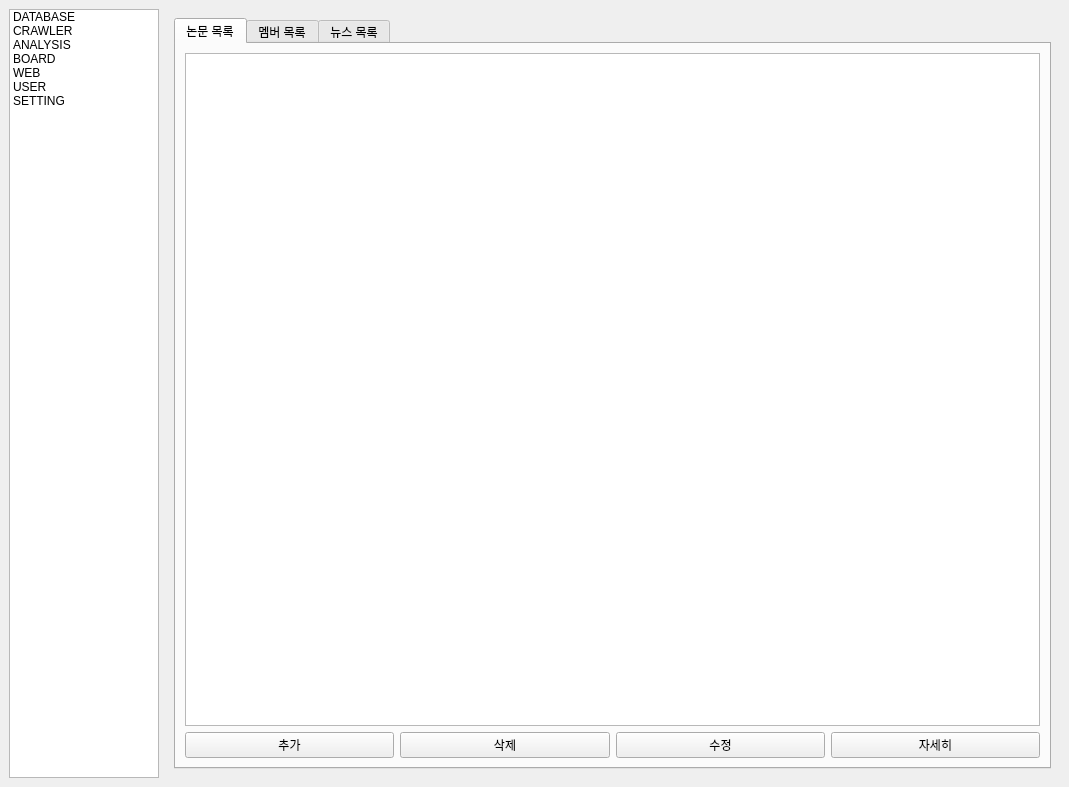
First picture: the form in manager/app/assets/gui.ui, repository yojun313/knpu, before the edit.
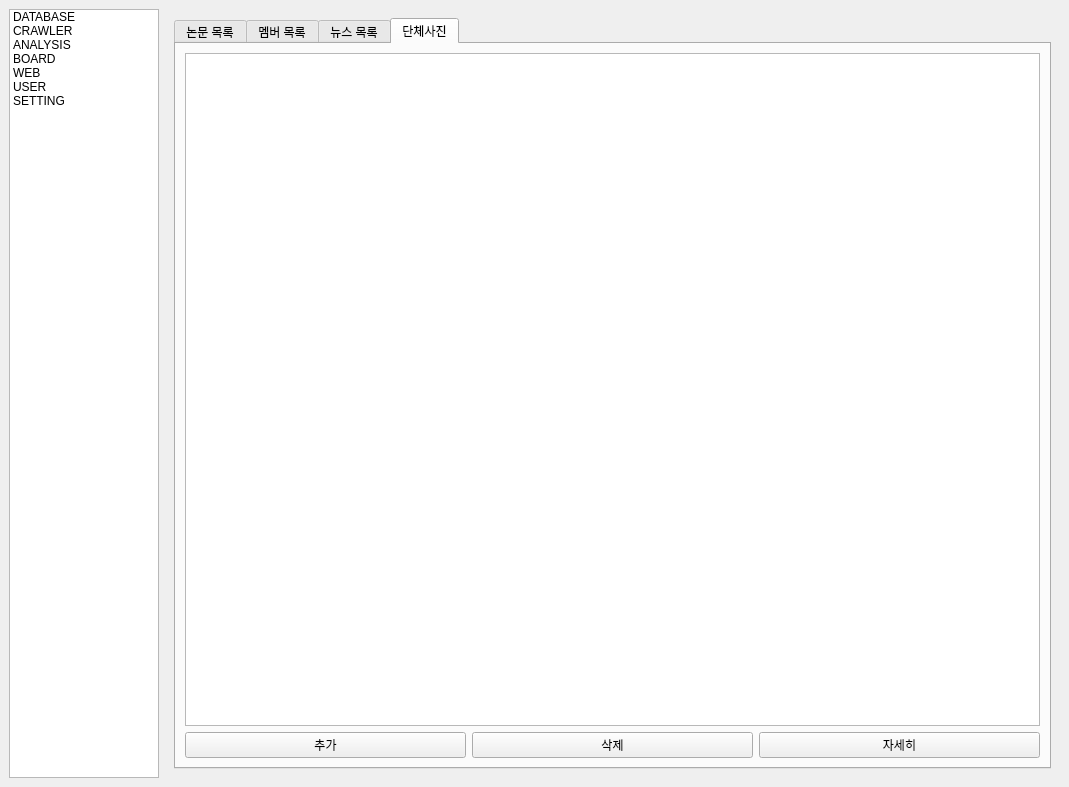
Second picture: the form after the edit. The open tabs and pages were chosen to show the change.

What changed in the file:
```diff
--- a/manager/app/assets/gui.ui
+++ b/manager/app/assets/gui.ui
@@ -518,6 +518,41 @@
             </item>
            </layout>
           </widget>
+          <widget class="QWidget" name="tab_groupphotos">
+           <attribute name="title">
+            <string>단체사진</string>
+           </attribute>
+           <layout class="QVBoxLayout" name="verticalLayout_tab_1">
+            <item>
+             <widget class="QTableWidget" name="web_groupphotos_tableWidget"/>
+            </item>
+            <item>
+             <layout class="QHBoxLayout" name="horizontalLayout_5">
+              <item>
+               <widget class="QPushButton" name="web_addgroupphoto_button">
+                <property name="text">
+                 <string>추가</string>
+                </property>
+               </widget>
+              </item>
+              <item>
+               <widget class="QPushButton" name="web_deletegroupphoto_button">
+                <property name="text">
+                 <string>삭제</string>
+                </property>
+               </widget>
+              </item>
+              <item>
+               <widget class="QPushButton" name="web_viewgroupphoto_button">
+                <property name="text">
+                 <string>자세히</string>
+                </property>
+               </widget>
+              </item>
+             </layout>
+            </item>
+           </layout>
+          </widget>
          </widget>
         </item>
        </layout>
```
